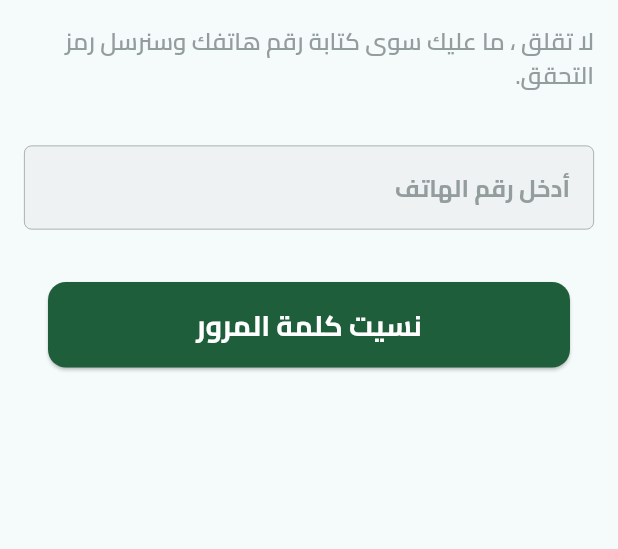
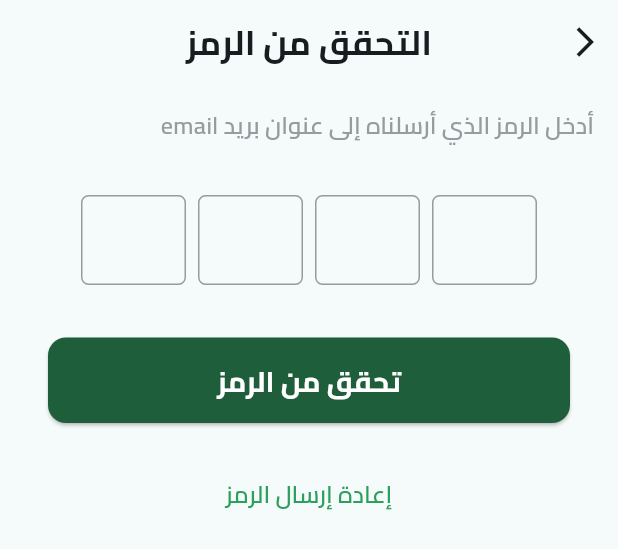
Before and after one commit to ZiadSala7/Fruit_Hub_App, a Flutter app: the ForgetPasswordViewBody widget shown alone on an empty page, opened directly, after a tap on "نسيت كلمة المرور", on a phone screen of 412 x 824 dp. Shown: the top 549 px of the screen. Run offline on Flutter 3.47's test engine with Material 3 defaults, Android fonts, the phone set to English and light mode, and no system bars; drawn by our look-alikes of pinput; our stand-ins replace animate_do, dartz, firebase_auth, firebase_core, flutter_bloc, flutter_svg and 3 more; accounts and stored records are empty; statements that could not run were skipped.

Commit message:
create otpValidationView and complete it

```diff
--- a/lib/core/helper_functions/on_generate_routes.dart
+++ b/lib/core/helper_functions/on_generate_routes.dart
@@ -1,6 +1,7 @@
 import 'package:flutter/material.dart';
 import '../../features/auth/presentation/views/forget_password_view.dart';
 import '../../features/auth/presentation/views/login_view.dart';
+import '../../features/auth/presentation/views/otp_validation_view.dart';
 import '../../features/auth/presentation/views/sign_up_view.dart';
 import '../../features/splash/presentation/views/splash_view.dart';
 
@@ -14,6 +15,9 @@ Route<dynamic> onGenerateRoutes(RouteSettings settings) {
       return MaterialPageRoute(builder: (context) => SignUpView());
     case ForgetPasswordView.id:
       return MaterialPageRoute(builder: (context) => ForgetPasswordView());
+    case OtpValidationView.id:
+      return MaterialPageRoute(builder: (context) => OtpValidationView());
+
     default:
       return MaterialPageRoute(builder: (context) => Scaffold());
   }
--- /dev/null
+++ b/lib/core/widgets/build_pinput.dart
@@ -0,0 +1,21 @@
+import 'dart:developer';
+
+import 'package:flutter/material.dart';
+import 'package:pinput/pinput.dart';
+
+import '../../constants.dart';
+
+Widget buildPinPut() {
+  return Pinput(
+    defaultPinTheme: defaultPinTheme,
+    focusedPinTheme: focusedPinTheme,
+    submittedPinTheme: submittedPinTheme,
+    onSubmitted: (value) {},
+    validator: (s) {
+      return s == '2222' ? null : 'Pin is incorrect';
+    },
+    pinputAutovalidateMode: PinputAutovalidateMode.onSubmit,
+    showCursor: true,
+    onCompleted: (pin) => log(pin),
+  );
+}
--- /dev/null
+++ b/lib/features/auth/presentation/views/otp_validation_view.dart
@@ -0,0 +1,16 @@
+import 'package:flutter/material.dart';
+import '../../../../core/widgets/custom_auth_appbar.dart';
+import 'widgets/otp_validation_view_body.dart';
+
+class OtpValidationView extends StatelessWidget {
+  static const String id = 'OtpValidationView';
+  const OtpValidationView({super.key});
+
+  @override
+  Widget build(BuildContext context) {
+    return Scaffold(
+      appBar: customAuthAppbar(context, 'التحقق من الرمز'),
+      body: OtpValidationViewBody(),
+    );
+  }
+}
--- a/lib/features/auth/presentation/views/widgets/forget_password_view_body.dart
+++ b/lib/features/auth/presentation/views/widgets/forget_password_view_body.dart
@@ -1,4 +1,5 @@
 import 'package:flutter/material.dart';
+import '../otp_validation_view.dart';
 
 import '../../../../../core/utils/app_colors.dart';
 import '../../../../../core/utils/app_text_styles.dart';
@@ -26,7 +27,12 @@ class ForgetPasswordViewBody extends StatelessWidget {
               onSaved: (value) {},
             ),
             SizedBox(height: 35),
-            CustomButton(title: 'نسيت كلمة المرور', onPressed: () {}),
+            CustomButton(
+              title: 'نسيت كلمة المرور',
+              onPressed: () {
+                Navigator.of(context).pushNamed(OtpValidationView.id);
+              },
+            ),
           ],
         ),
       ),
--- /dev/null
+++ b/lib/features/auth/presentation/views/widgets/otp_validation_view_body.dart
@@ -0,0 +1,40 @@
+import 'package:flutter/material.dart';
+
+import '../../../../../core/utils/app_colors.dart';
+import '../../../../../core/utils/app_text_styles.dart';
+import '../../../../../core/widgets/build_pinput.dart';
+import '../../../../../core/widgets/custom_button.dart';
+import '../../../../../core/widgets/custom_text_button.dart';
+
+class OtpValidationViewBody extends StatelessWidget {
+  const OtpValidationViewBody({super.key});
+
+  @override
+  Widget build(BuildContext context) {
+    return SingleChildScrollView(
+      child: Padding(
+        padding: EdgeInsets.symmetric(horizontal: 16),
+        child: Column(
+          children: [
+            SizedBox(height: 16),
+            Align(
+              alignment: Alignment.topRight,
+              child: Text(
+                'أدخل الرمز الذي أرسلناه إلى عنوان بريد email',
+                style: TextStyles.semiBold16.copyWith(
+                  color: AppColors.grayColor,
+                ),
+              ),
+            ),
+            SizedBox(height: 35),
+            buildPinPut(),
+            SizedBox(height: 35),
+            CustomButton(title: 'تحقق من الرمز', onPressed: () {}),
+            SizedBox(height: 24),
+            CustomTextButton(onPressed: () {}, title: 'إعادة إرسال الرمز'),
+          ],
+        ),
+      ),
+    );
+  }
+}
--- a/pubspec.yaml
+++ b/pubspec.yaml
@@ -43,6 +43,7 @@ dependencies:
   intl: ^0.20.2
   meta: ^1.16.0
   modal_progress_hud_nsn: ^0.5.1
+  pinput: ^5.0.2
   shared_preferences: ^2.5.3
 
 dev_dependencies:
```
Also changed, not shown: lib/constants.dart (+28 -0 lines), pubspec.lock.
